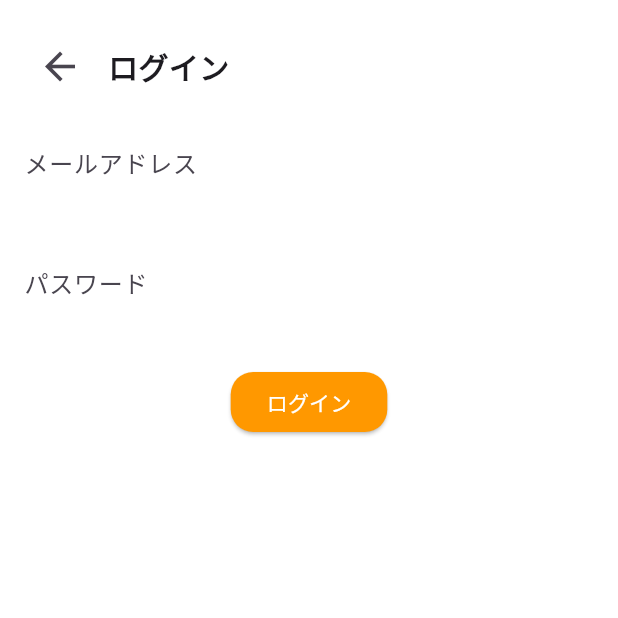
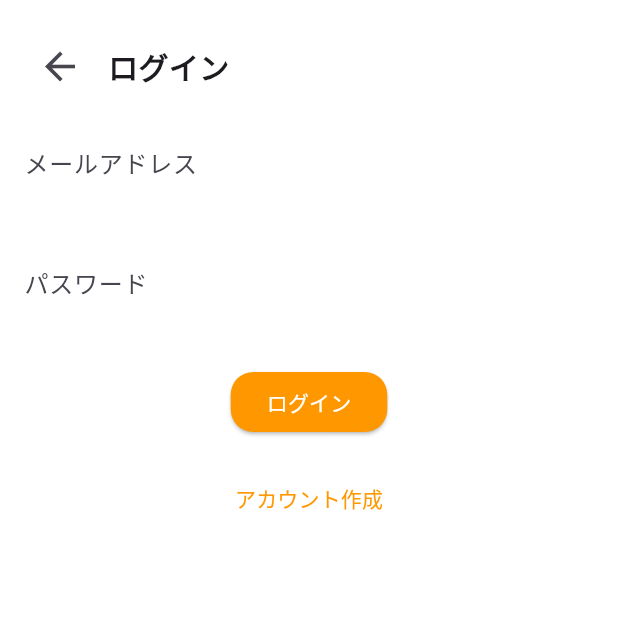
Before and after one commit to Ktento/breman-front, a Flutter app: the screen it shows after launch, scrolled down 276 dp, after a tap on the "account circle" icon, on a phone screen of 412 x 824 dp, the top half of it. Run offline on Flutter 3.47's test engine with Material 3 defaults, Android fonts, the phone set to English and light mode, and no system bars.

Commit message:
アカウント作成ボタンを追加

```diff
--- a/lib/login.dart
+++ b/lib/login.dart
@@ -52,10 +52,20 @@ class Login extends StatelessWidget {
                   backgroundColor: Colors.orange,
                   foregroundColor: Colors.white,
                   shape: RoundedRectangleBorder(
-                      borderRadius: BorderRadius.circular(15), // 角の丸みを調整
-                    ),
+                    borderRadius: BorderRadius.circular(15), // 角の丸みを調整
+                  ),
                 ),
-                onPressed: () {},//ログインボタンを押したときの処理
+                onPressed: () {}, //ログインボタンを押したときの処理
+              ),
+            ),
+            Container(
+              // Flutter1.22以降のみ
+              child: TextButton(
+                child: const Text('アカウント作成'),
+                style: TextButton.styleFrom(
+                  foregroundColor: Colors.orange,
+                ),
+                onPressed: () {},
               ),
             ),
           ],
```
